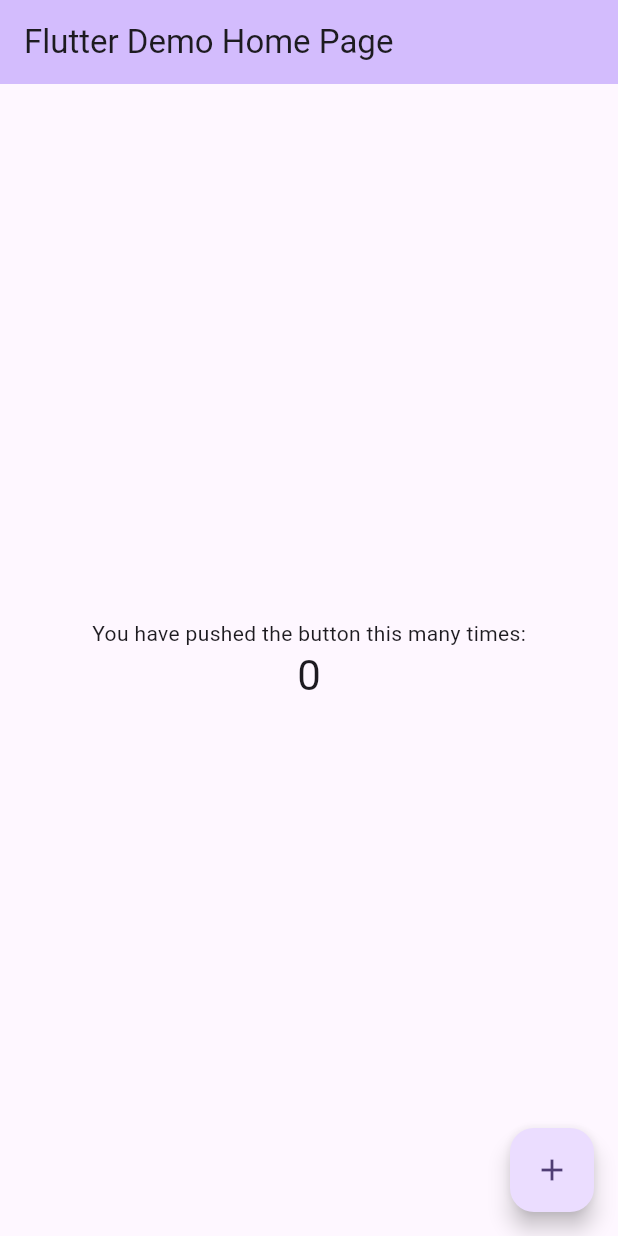
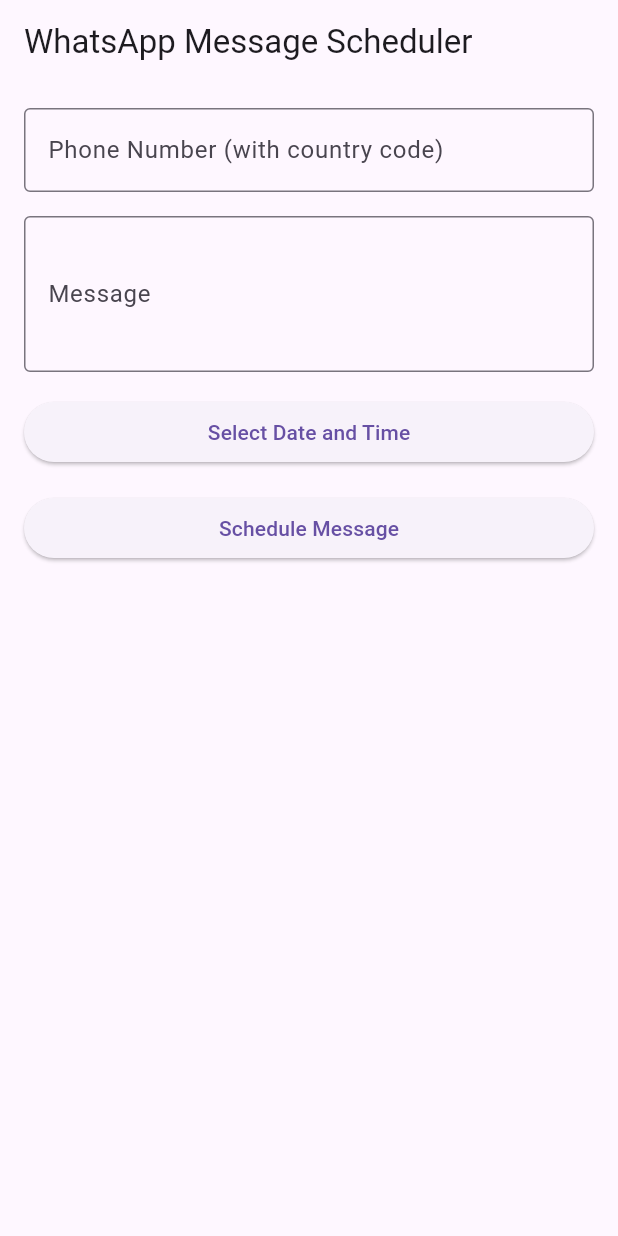
Before and after one commit to bhanu-pm/whatsapp-msg-scheduler, a Flutter app: the screen it shows after launch, on a phone screen of 412 x 824 dp. Run offline on Flutter 3.47's test engine with Material 3 defaults, Android fonts, the phone set to English and light mode, and no system bars; our stand-ins replace flutter_local_notifications, permission_handler, timezone.

Commit message:
working web prototype with some errors

```diff
--- a/lib/main.dart
+++ b/lib/main.dart
@@ -1,125 +1,214 @@
 import 'package:flutter/material.dart';
+import 'package:flutter_local_notifications/flutter_local_notifications.dart';
+import 'package:intl/intl.dart';
+import 'package:url_launcher/url_launcher.dart';
+import 'package:permission_handler/permission_handler.dart';
+import 'package:timezone/timezone.dart' as tz;
+import 'package:timezone/data/latest.dart' as tz;
+import 'dart:async';
 
 void main() {
-  runApp(const MyApp());
+  WidgetsFlutterBinding.ensureInitialized();
+  tz.initializeTimeZones(); // Initialize timezone database
+  runApp(const WhatsAppSchedulerApp());
 }
 
-class MyApp extends StatelessWidget {
-  const MyApp({super.key});
+class WhatsAppSchedulerApp extends StatelessWidget {
+  const WhatsAppSchedulerApp({super.key});
 
-  // This widget is the root of your application.
   @override
   Widget build(BuildContext context) {
     return MaterialApp(
-      title: 'Flutter Demo',
+      title: 'WhatsApp Message Scheduler',
       theme: ThemeData(
-        // This is the theme of your application.
-        //
-        // TRY THIS: Try running your application with "flutter run". You'll see
-        // the application has a purple toolbar. Then, without quitting the app,
-        // try changing the seedColor in the colorScheme below to Colors.green
-        // and then invoke "hot reload" (save your changes or press the "hot
-        // reload" button in a Flutter-supported IDE, or press "r" if you used
-        // the command line to start the app).
-        //
-        // Notice that the counter didn't reset back to zero; the application
-        // state is not lost during the reload. To reset the state, use hot
-        // restart instead.
-        //
-        // This works for code too, not just values: Most code changes can be
-        // tested with just a hot reload.
-        colorScheme: ColorScheme.fromSeed(seedColor: Colors.deepPurple),
-        useMaterial3: true,
+        primarySwatch: Colors.green,
+        visualDensity: VisualDensity.adaptivePlatformDensity,
       ),
-      home: const MyHomePage(title: 'Flutter Demo Home Page'),
+      home: const MessageSchedulerPage(),
     );
   }
 }
 
-class MyHomePage extends StatefulWidget {
-  const MyHomePage({super.key, required this.title});
-
-  // This widget is the home page of your application. It is stateful, meaning
-  // that it has a State object (defined below) that contains fields that affect
-  // how it looks.
-
-  // This class is the configuration for the state. It holds the values (in this
-  // case the title) provided by the parent (in this case the App widget) and
-  // used by the build method of the State. Fields in a Widget subclass are
-  // always marked "final".
-
-  final String title;
+class MessageSchedulerPage extends StatefulWidget {
+  const MessageSchedulerPage({super.key});
 
   @override
-  State<MyHomePage> createState() => _MyHomePageState();
+  State<MessageSchedulerPage> createState() => _MessageSchedulerPageState();
 }
 
-class _MyHomePageState extends State<MyHomePage> {
-  int _counter = 0;
+class _MessageSchedulerPageState extends State<MessageSchedulerPage> {
+  final TextEditingController _phoneController = TextEditingController();
+  final TextEditingController _messageController = TextEditingController();
+  DateTime? _scheduledDateTime;
+  final FlutterLocalNotificationsPlugin flutterLocalNotificationsPlugin =
+      FlutterLocalNotificationsPlugin();
 
-  void _incrementCounter() {
-    setState(() {
-      // This call to setState tells the Flutter framework that something has
-      // changed in this State, which causes it to rerun the build method below
-      // so that the display can reflect the updated values. If we changed
-      // _counter without calling setState(), then the build method would not be
-      // called again, and so nothing would appear to happen.
-      _counter++;
-    });
+  @override
+  void initState() {
+    super.initState();
+    _initializeNotifications();
+  }
+
+  @override
+  void dispose() {
+    _phoneController.dispose();
+    _messageController.dispose();
+    super.dispose();
+  }
+
+  Future<void> _initializeNotifications() async {
+    var initializationSettingsAndroid =
+        const AndroidInitializationSettings('app_icon');
+    var initializationSettings = InitializationSettings(
+      android: initializationSettingsAndroid,
+    );
+    await flutterLocalNotificationsPlugin.initialize(initializationSettings);
+  }
+
+  Future<void> _scheduleMessage() async {
+    if (!mounted) return;
+
+    // Validate inputs
+    if (_phoneController.text.isEmpty ||
+        _messageController.text.isEmpty ||
+        _scheduledDateTime == null) {
+      ScaffoldMessenger.of(context).showSnackBar(
+        const SnackBar(
+            content: Text('Please fill all fields and select a date/time')),
+      );
+      return;
+    }
+
+    // Convert DateTime to TZDateTime
+    final scheduledDate = tz.TZDateTime.from(_scheduledDateTime!, tz.local);
+
+    // Schedule local notification
+    var androidPlatformChannelSpecifics = const AndroidNotificationDetails(
+      'whatsapp_scheduler',
+      'WhatsApp Message Scheduler',
+      importance: Importance.max,
+      priority: Priority.high,
+    );
+    var platformChannelSpecifics = NotificationDetails(
+      android: androidPlatformChannelSpecifics,
+    );
+
+    await flutterLocalNotificationsPlugin.zonedSchedule(
+      0,
+      'WhatsApp Message Scheduled',
+      'Message to ${_phoneController.text}',
+      scheduledDate,
+      platformChannelSpecifics,
+      uiLocalNotificationDateInterpretation:
+          UILocalNotificationDateInterpretation.absoluteTime,
+      androidScheduleMode: AndroidScheduleMode.exactAllowWhileIdle,
+    );
+
+    // Schedule message sending
+    await _sendScheduledMessage();
+
+    if (!mounted) return;
+    ScaffoldMessenger.of(context).showSnackBar(
+      SnackBar(
+          content: Text(
+              'Message scheduled for ${DateFormat('yyyy-MM-dd HH:mm').format(_scheduledDateTime!)}')),
+    );
+  }
+
+  Future<void> _sendScheduledMessage() async {
+    // Construct WhatsApp URL
+    String phone = _phoneController.text;
+    String message = Uri.encodeComponent(_messageController.text);
+    final Uri whatsappUri = Uri.parse('https://wa.me/$phone/?text=$message');
+
+    // Check and request permissions
+    await Permission.notification.request();
+
+    // Launch WhatsApp
+    if (await canLaunchUrl(whatsappUri)) {
+      await launchUrl(whatsappUri, mode: LaunchMode.externalApplication);
+    } else {
+      if (!mounted) return;
+      ScaffoldMessenger.of(context).showSnackBar(
+        const SnackBar(content: Text('Could not launch WhatsApp')),
+      );
+    }
+  }
+
+  Future<void> _selectDateTime() async {
+    if (!mounted) return;
+
+    final DateTime? pickedDate = await showDatePicker(
+      context: context,
+      initialDate: DateTime.now(),
+      firstDate: DateTime.now(),
+      lastDate: DateTime(2101),
+    );
+
+    if (pickedDate != null && mounted) {
+      final TimeOfDay? pickedTime = await showTimePicker(
+        context: context,
+        initialTime: TimeOfDay.now(),
+      );
+
+      if (pickedTime != null) {
+        setState(() {
+          _scheduledDateTime = DateTime(
+            pickedDate.year,
+            pickedDate.month,
+            pickedDate.day,
+            pickedTime.hour,
+            pickedTime.minute,
+          );
+        });
+      }
+    }
   }
 
   @override
   Widget build(BuildContext context) {
-    // This method is rerun every time setState is called, for instance as done
-    // by the _incrementCounter method above.
-    //
-    // The Flutter framework has been optimized to make rerunning build methods
-    // fast, so that you can just rebuild anything that needs updating rather
-    // than having to individually change instances of widgets.
     return Scaffold(
       appBar: AppBar(
-        // TRY THIS: Try changing the color here to a specific color (to
-        // Colors.amber, perhaps?) and trigger a hot reload to see the AppBar
-        // change color while the other colors stay the same.
-        backgroundColor: Theme.of(context).colorScheme.inversePrimary,
-        // Here we take the value from the MyHomePage object that was created by
-        // the App.build method, and use it to set our appbar title.
-        title: Text(widget.title),
+        title: const Text('WhatsApp Message Scheduler'),
       ),
-      body: Center(
-        // Center is a layout widget. It takes a single child and positions it
-        // in the middle of the parent.
+      body: Padding(
+        padding: const EdgeInsets.all(16.0),
         child: Column(
-          // Column is also a layout widget. It takes a list of children and
-          // arranges them vertically. By default, it sizes itself to fit its
-          // children horizontally, and tries to be as tall as its parent.
-          //
-          // Column has various properties to control how it sizes itself and
-          // how it positions its children. Here we use mainAxisAlignment to
-          // center the children vertically; the main axis here is the vertical
-          // axis because Columns are vertical (the cross axis would be
-          // horizontal).
-          //
-          // TRY THIS: Invoke "debug painting" (choose the "Toggle Debug Paint"
-          // action in the IDE, or press "p" in the console), to see the
-          // wireframe for each widget.
-          mainAxisAlignment: MainAxisAlignment.center,
-          children: <Widget>[
-            const Text(
-              'You have pushed the button this many times:',
+          crossAxisAlignment: CrossAxisAlignment.stretch,
+          children: [
+            TextField(
+              controller: _phoneController,
+              decoration: const InputDecoration(
+                labelText: 'Phone Number (with country code)',
+                hintText: 'Example: 1234567890',
+                border: OutlineInputBorder(),
+              ),
+              keyboardType: TextInputType.phone,
             ),
-            Text(
-              '$_counter',
-              style: Theme.of(context).textTheme.headlineMedium,
+            const SizedBox(height: 16),
+            TextField(
+              controller: _messageController,
+              decoration: const InputDecoration(
+                labelText: 'Message',
+                border: OutlineInputBorder(),
+              ),
+              maxLines: 3,
+            ),
+            const SizedBox(height: 16),
+            ElevatedButton(
+              onPressed: _selectDateTime,
+              child: Text(_scheduledDateTime == null
+                  ? 'Select Date and Time'
+                  : 'Scheduled for: ${DateFormat('yyyy-MM-dd HH:mm').format(_scheduledDateTime!)}'),
+            ),
+            const SizedBox(height: 16),
+            ElevatedButton(
+              onPressed: _scheduleMessage,
+              child: const Text('Schedule Message'),
             ),
           ],
         ),
       ),
-      floatingActionButton: FloatingActionButton(
-        onPressed: _incrementCounter,
-        tooltip: 'Increment',
-        child: const Icon(Icons.add),
-      ), // This trailing comma makes auto-formatting nicer for build methods.
     );
   }
 }
--- a/pubspec.yaml
+++ b/pubspec.yaml
@@ -30,6 +30,11 @@ environment:
 dependencies:
   flutter:
     sdk: flutter
+  flutter_local_notifications: ^18.0.1
+  intl: ^0.20.1
+  url_launcher: ^6.3.1
+  permission_handler: ^11.3.1
+  timezone: ^0.10.0
 
   # The following adds the Cupertino Icons font to your application.
   # Use with the CupertinoIcons class for iOS style icons.
```
Also changed, not shown: lib/main_original.dart (added, +128 -0 lines), pubspec.lock, 340 other files.
